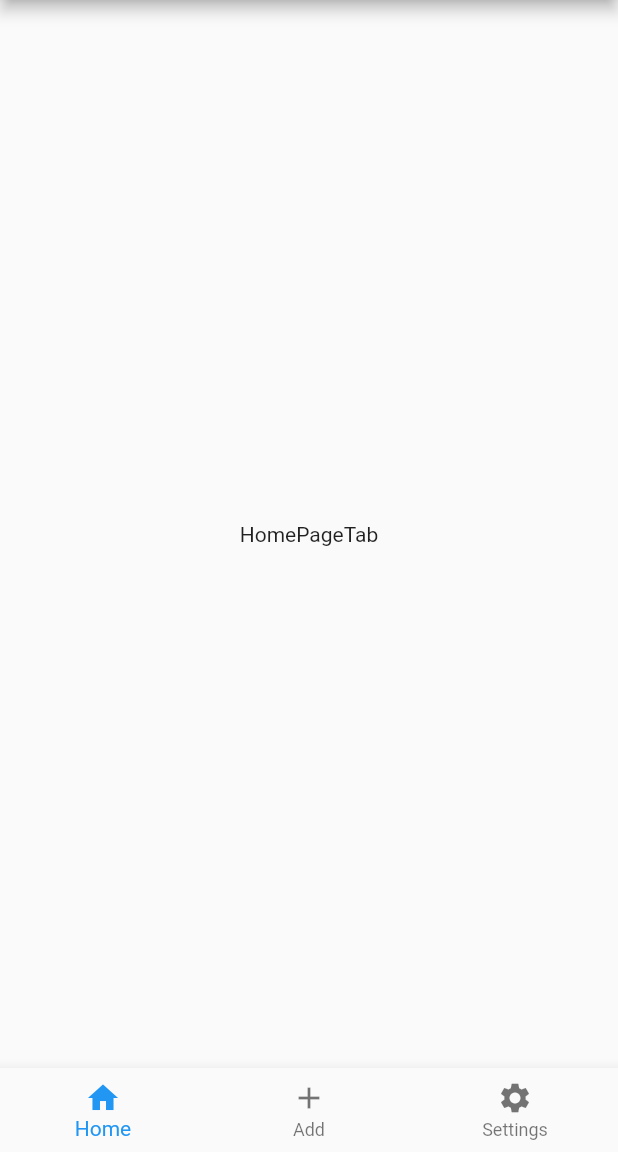
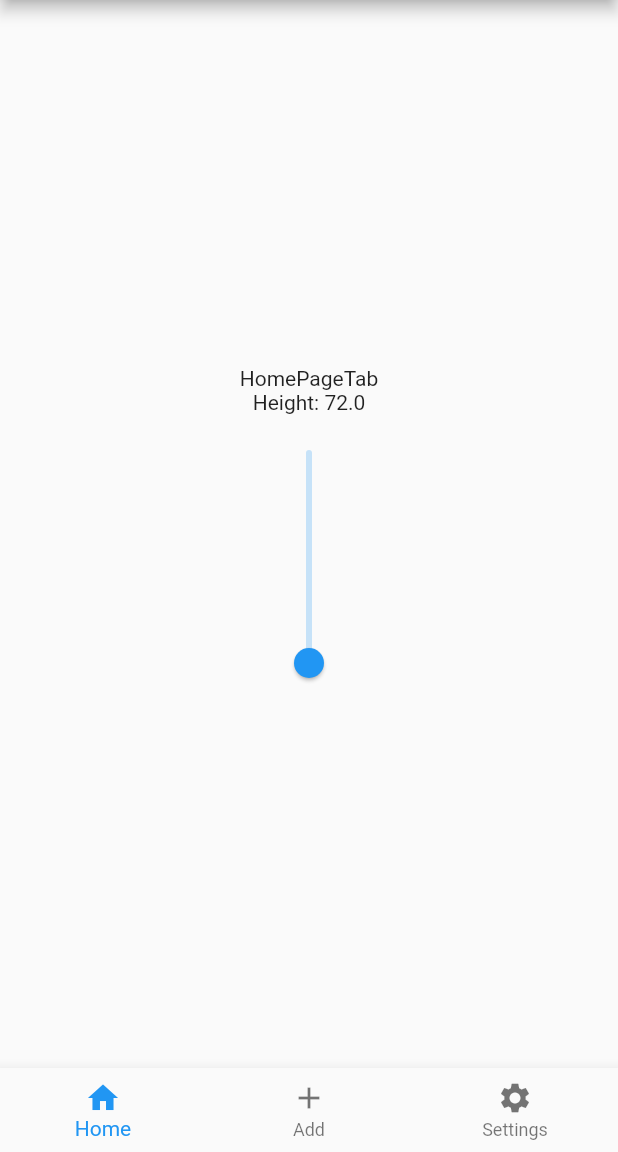
Before and after one commit to MhouneyLH/deskify, a Flutter app: the screen it shows after launch, on a phone screen of 412 x 824 dp, the part 84-1236 px from its top. Run offline on Flutter 3.47's test engine with Material 2 defaults, Android fonts, the phone set to English and light mode, and no system bars.

Commit message:
feat: add height-slider

```diff
--- a/lib/pages/home_page.dart
+++ b/lib/pages/home_page.dart
@@ -12,7 +12,6 @@ class HomePage extends StatefulWidget {
 }
 
 class _HomePageState extends State<HomePage> {
-  double currentDeskHeight = 72.0;
   int selectedIndex = 0;
 
   @override
--- /dev/null
+++ b/lib/widgets/adjust_height_slider.dart
@@ -0,0 +1,39 @@
+import 'package:flutter/material.dart';
+
+class AdjustHeightSlider extends StatefulWidget {
+  final void Function(double) onValueChanged;
+
+  const AdjustHeightSlider({super.key, required this.onValueChanged});
+
+  @override
+  State<AdjustHeightSlider> createState() => _AdjustHeightSliderState();
+}
+
+class _AdjustHeightSliderState extends State<AdjustHeightSlider> {
+  final double minimalHeight = 72.0;
+  final double maximalHeight = 119.0;
+
+  double _currentSliderValue = 72.0;
+
+  void _updateSliderValue(double value) {
+    setState(() {
+      _currentSliderValue = double.parse(value.toStringAsFixed(1));
+    });
+    widget.onValueChanged(double.parse(value.toStringAsFixed(1)));
+  }
+
+  @override
+  Widget build(BuildContext context) {
+    return RotatedBox(
+      quarterTurns: 3,
+      child: Slider(
+        value: _currentSliderValue,
+        min: minimalHeight,
+        max: maximalHeight,
+        label: _currentSliderValue.toString(),
+        divisions: 10 * (maximalHeight - minimalHeight).toInt(),
+        onChanged: _updateSliderValue,
+      ),
+    );
+  }
+}
--- a/lib/widgets/home_page_tab.dart
+++ b/lib/widgets/home_page_tab.dart
@@ -1,3 +1,4 @@
+import 'package:deskify/widgets/adjust_height_slider.dart';
 import 'package:flutter/material.dart';
 
 class HomePageTab extends StatefulWidget {
@@ -8,10 +9,27 @@ class HomePageTab extends StatefulWidget {
 }
 
 class _HomePageTabState extends State<HomePageTab> {
+  double _currentDeskHeight = 72.0;
+
+  void _updateCurrentDeskHeight(double value) {
+    setState(() {
+      _currentDeskHeight = value;
+    });
+  }
+
   @override
   Widget build(BuildContext context) {
-    return const Center(
-      child: Text("HomePageTab"),
+    return Center(
+      child: Column(
+        mainAxisAlignment: MainAxisAlignment.center,
+        children: [
+          const Text("HomePageTab"),
+          Text("Height: $_currentDeskHeight"),
+          AdjustHeightSlider(
+            onValueChanged: _updateCurrentDeskHeight,
+          ),
+        ],
+      ),
     );
   }
 }
```
